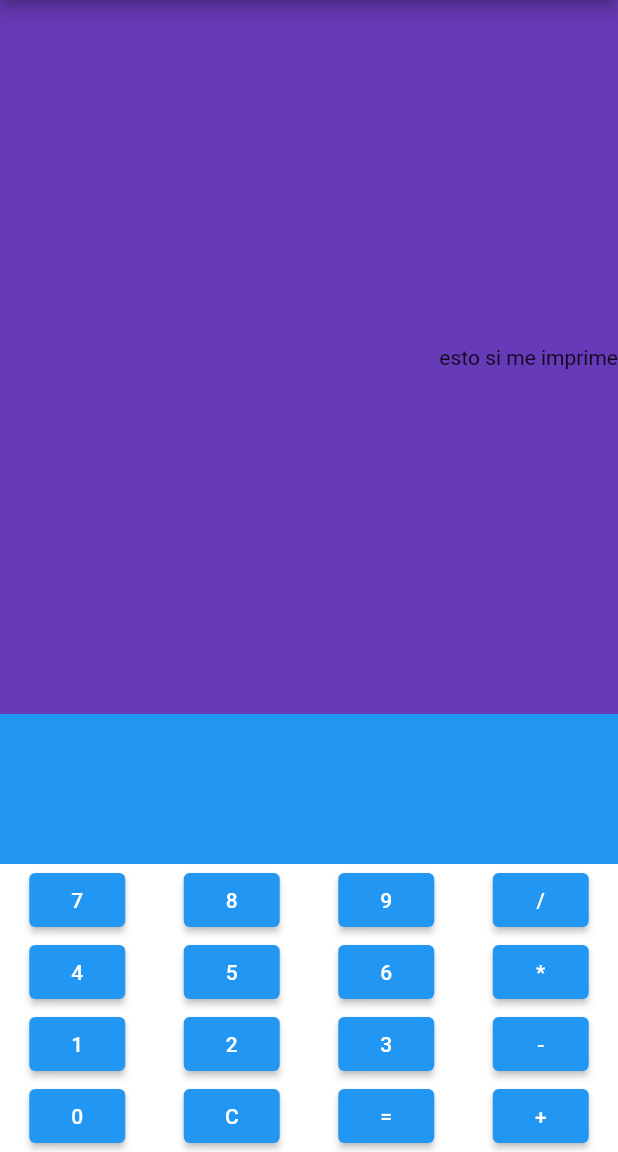
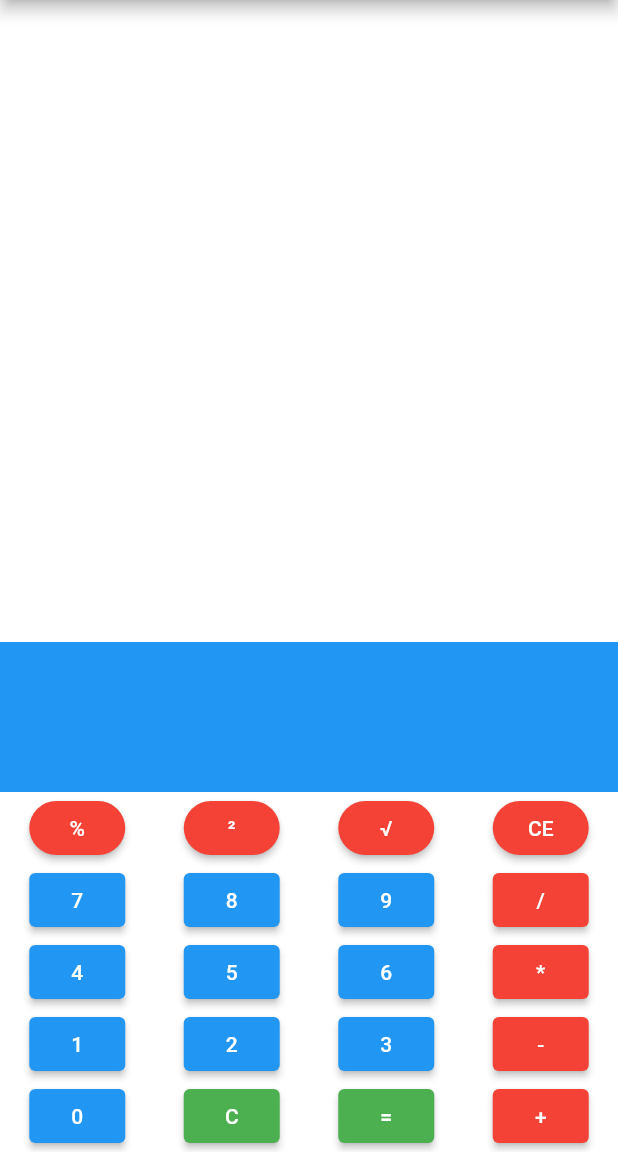
Before and after one commit to ElkinMoreno01226/Calculadora, a Flutter app: the screen it shows after launch, on a phone screen of 412 x 824 dp, the part 84-1236 px from its top. Run offline on Flutter 3.47's test engine with Material 2 defaults, Android fonts, the phone set to English and light mode, and no system bars.

Commit message:
Agregado los botones y la funcionalidad de elevar al cuadrado

```diff
--- a/calculadora/lib/page/home-page.dart
+++ b/calculadora/lib/page/home-page.dart
@@ -1,3 +1,5 @@
+import 'dart:math';
+
 import 'package:flutter/material.dart';
 
 class HomePage extends StatefulWidget {
@@ -6,14 +8,14 @@ class HomePage extends StatefulWidget {
 }
 
 class _HomePageState extends State<HomePage> {
-  String operaciones = " ";
-  String resultadoOperaciones = " ";
+  String operaciones = "";
+  String resultadoOperaciones = "";
 
   @override
   Widget build(BuildContext context) {
     return Scaffold(
       appBar: AppBar(
-        title: Text('Calculadora'),
+        title: Text("Calculadora"),
       ),
       body: _body(),
     );
@@ -24,10 +26,10 @@ class _HomePageState extends State<HomePage> {
       children: [
         Expanded(
           child: Container(
-            color: Colors.deepPurple,
+            color: Colors.white,
             child: Row(
               mainAxisAlignment: MainAxisAlignment.end,
-              children: [Text(resultadoOperaciones + "esto si me imprime")],
+              children: [Text(resultadoOperaciones)],
             ),
           ),
         ),
@@ -44,9 +46,57 @@ class _HomePageState extends State<HomePage> {
         Container(
           color: Colors.white,
           child: Column(
-              // shape: RoundedRectangleBorder(
-              // borderRadius: BorderRadius.circular(10)),
             children: [
+              Row(
+                mainAxisAlignment: MainAxisAlignment.spaceAround,
+                children: [
+                  ElevatedButton(
+                      style: ElevatedButton.styleFrom(
+                          primary: Colors.red,
+                          shape: RoundedRectangleBorder(
+                              borderRadius: BorderRadius.circular(20))),
+                      onPressed: () {
+                        setState(() {
+                          operaciones += "%";
+                        });
+                      },
+                      child: Text("%")),
+                  ElevatedButton(
+                      style: ElevatedButton.styleFrom(
+                          primary: Colors.red,
+                          shape: RoundedRectangleBorder(
+                              borderRadius: BorderRadius.circular(20))),
+                      onPressed: () {
+                        setState(() {
+                          operaciones += " ² ";
+                        });
+                      },
+                      child: Text("²")),
+                  ElevatedButton(
+                      style: ElevatedButton.styleFrom(
+                          primary: Colors.red,
+                          shape: RoundedRectangleBorder(
+                              borderRadius: BorderRadius.circular(20))),
+                      onPressed: () {
+                        setState(() {
+                          operaciones += "√";
+                        });
+                      },
+                      child: Text("√")),
+                  ElevatedButton(
+                      style: ElevatedButton.styleFrom(
+                          primary: Colors.red,
+                          shape: RoundedRectangleBorder(
+                              borderRadius: BorderRadius.circular(20))),
+                      onPressed: () {
+                        setState(() {
+                          operaciones = "  ";
+                          resultadoOperaciones = "";
+                        });
+                      },
+                      child: Text("CE"))
+                ],
+              ),
               Row(
                 mainAxisAlignment: MainAxisAlignment.spaceAround,
                 children: [
@@ -56,28 +106,29 @@ class _HomePageState extends State<HomePage> {
                           operaciones += "7";
                         });
                       },
-                        child: Text('7')),
+                      child: Text("7")),
                   ElevatedButton(
                       onPressed: () {
                         setState(() {
                           operaciones += "8";
                         });
                       },
-                        child: Text('8')),
+                      child: Text("8")),
                   ElevatedButton(
                       onPressed: () {
                         setState(() {
                           operaciones += "9";
                         });
                       },
-                        child: Text('9')),
+                      child: Text("9")),
                   ElevatedButton(
+                      style: ElevatedButton.styleFrom(primary: Colors.red),
                       onPressed: () {
                         setState(() {
                           operaciones += " / ";
                         });
                       },
-                        child: Text('/')),
+                      child: Text("/"))
                 ],
               ),
               Row(
@@ -89,28 +140,29 @@ class _HomePageState extends State<HomePage> {
                           operaciones += "4";
                         });
                       },
-                        child: Text('4')),
+                      child: Text("4")),
                   ElevatedButton(
                       onPressed: () {
                         setState(() {
                           operaciones += "5";
                         });
                       },
-                        child: Text('5')),
+                      child: Text("5")),
                   ElevatedButton(
                       onPressed: () {
                         setState(() {
                           operaciones += "6";
                         });
                       },
-                        child: Text('6')),
+                      child: Text("6")),
                   ElevatedButton(
+                      style: ElevatedButton.styleFrom(primary: Colors.red),
                       onPressed: () {
                         setState(() {
                           operaciones += " * ";
                         });
                       },
-                        child: Text('*')),
+                      child: Text("*"))
                 ],
               ),
               Row(
@@ -122,28 +174,29 @@ class _HomePageState extends State<HomePage> {
                           operaciones += "1";
                         });
                       },
-                        child: Text('1')),
+                      child: Text("1")),
                   ElevatedButton(
                       onPressed: () {
                         setState(() {
                           operaciones += "2";
                         });
                       },
-                        child: Text('2')),
+                      child: Text("2")),
                   ElevatedButton(
                       onPressed: () {
                         setState(() {
                           operaciones += "3";
                         });
                       },
-                        child: Text('3')),
+                      child: Text("3")),
                   ElevatedButton(
+                      style: ElevatedButton.styleFrom(primary: Colors.red),
                       onPressed: () {
                         setState(() {
                           operaciones += " - ";
                         });
                       },
-                        child: Text('-')),
+                      child: Text("-"))
                 ],
               ),
               Row(
@@ -155,26 +208,34 @@ class _HomePageState extends State<HomePage> {
                           operaciones += "0";
                         });
                       },
-                        child: Text('0')),
+                      child: Text("0")),
                   ElevatedButton(
+                      style: ElevatedButton.styleFrom(primary: Colors.green),
                       onPressed: () {
                         setState(() {
-                            operaciones = " ";
+                          operaciones = "";
                         });
                       },
-                        child: Text('C')),
+                      child: Text("C")),
                   ElevatedButton(
-                        onPressed: _calcularOperacion, child: Text('=')),
+                      style: ElevatedButton.styleFrom(primary: Colors.green),
+                      onPressed: _calcularOperacion,
+                      child: Text(
+                        ("="),
+                        style: TextStyle(fontWeight: FontWeight.bold),
+                      )),
                   ElevatedButton(
+                      style: ElevatedButton.styleFrom(primary: Colors.red),
                       onPressed: () {
                         setState(() {
                           operaciones += " + ";
                         });
                       },
-                        child: Text('+')),
+                      child: Text("+"))
                 ],
-                )
-              ]),
+              ),
+            ],
+          ),
         ),
       ],
     );
@@ -206,5 +267,13 @@ class _HomePageState extends State<HomePage> {
         resultadoOperaciones = '$resultado';
       });
     }
+
+    if (arreglo[1].trim() == "²") {
+      var resultado = int.parse(arreglo[0]) * int.parse(arreglo[0]);
+      resultado = resultado % 1 == 0 ? resultado.round() : resultado;
+      setState(() {
+        resultadoOperaciones = '$resultado';
+      });
     }
   }
+}
```
Lines whose indentation alone changed are shown as unchanged.
